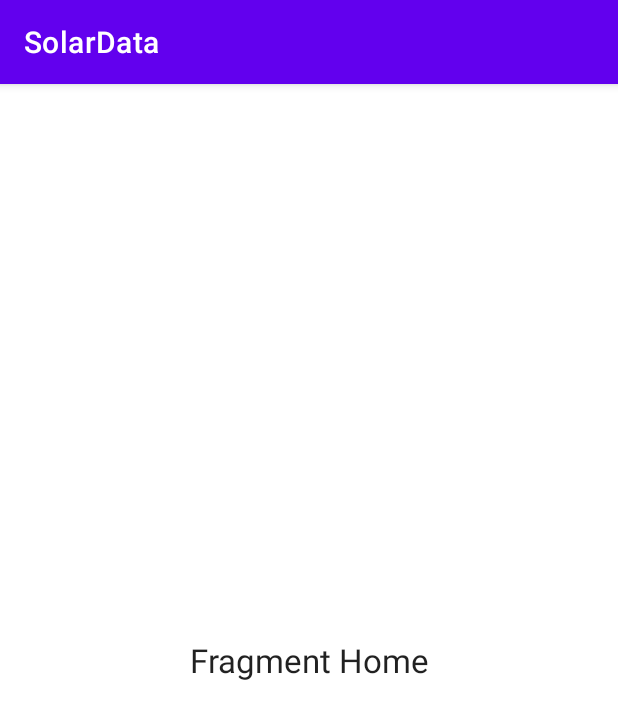
After one commit to cfleschhut/Kotlin-Android-Training-SolarData-App, an Android app: the fragment HomeFragment shown on its own in the app's theme, on a phone screen of 412 x 824 dp. The commit adds this screen. Shown: the top 719 px of the screen. Run offline under Robolectric (Android 15) with nearby library versions, the phone set to English and light mode, and no system bars.

Commit message:
Add fragments as destinations for BottomNav menu items, extract Chart into class, activate view binding

```diff
--- a/app/build.gradle
+++ b/app/build.gradle
@@ -30,6 +30,10 @@ android {
     kotlinOptions {
         jvmTarget = '1.8'
     }
+
+    buildFeatures {
+        viewBinding true
+    }
 }
 
 dependencies {
@@ -38,6 +42,7 @@ dependencies {
     implementation 'androidx.appcompat:appcompat:1.6.1'
     implementation 'com.google.android.material:material:1.8.0'
     implementation 'androidx.constraintlayout:constraintlayout:2.1.4'
+    implementation "androidx.fragment:fragment-ktx:1.5.5"
     implementation 'com.github.PhilJay:MPAndroidChart:v3.1.0'
 
     testImplementation 'junit:junit:4.13.2'
--- /dev/null
+++ b/app/src/main/java/com/christianfleschhut/solardata/HomeFragment.kt
@@ -0,0 +1,13 @@
+package com.christianfleschhut.solardata
+
+import android.os.Bundle
+import android.view.View
+import androidx.fragment.app.Fragment
+
+class HomeFragment : Fragment(R.layout.fragment_home) {
+
+    override fun onViewCreated(view: View, savedInstanceState: Bundle?) {
+        super.onViewCreated(view, savedInstanceState)
+
+    }
+}
--- /dev/null
+++ b/app/src/main/res/layout/fragment_home.xml
@@ -0,0 +1,18 @@
+<?xml version="1.0" encoding="utf-8"?>
+<androidx.constraintlayout.widget.ConstraintLayout xmlns:android="http://schemas.android.com/apk/res/android"
+    xmlns:app="http://schemas.android.com/apk/res-auto"
+    android:layout_width="match_parent"
+    android:layout_height="match_parent">
+
+    <TextView
+        android:id="@+id/textView"
+        android:layout_width="wrap_content"
+        android:layout_height="wrap_content"
+        android:text="Fragment Home"
+        android:textAppearance="@style/TextAppearance.AppCompat.Large"
+        app:layout_constraintBottom_toBottomOf="parent"
+        app:layout_constraintEnd_toEndOf="parent"
+        app:layout_constraintStart_toStartOf="parent"
+        app:layout_constraintTop_toTopOf="parent" />
+
+</androidx.constraintlayout.widget.ConstraintLayout>
--- a/app/src/main/res/menu/navigation_menu.xml
+++ b/app/src/main/res/menu/navigation_menu.xml
@@ -1,14 +1,17 @@
 <?xml version="1.0" encoding="utf-8"?>
 <menu xmlns:android="http://schemas.android.com/apk/res/android">
     <item
+        android:id="@+id/action_home"
         android:icon="@drawable/icon_solar_power_24"
         android:title="Today" />
 
     <item
+        android:id="@+id/action_history"
         android:icon="@drawable/icon_calendar_month_24"
         android:title="History" />
 
     <item
+        android:id="@+id/action_settings"
         android:icon="@drawable/icon_person_24"
-        android:title="Profile" />
+        android:title="Account" />
 </menu>
```
Also changed, not shown: app/src/main/java/com/christianfleschhut/solardata/Chart.kt (added, +39 -0 lines), app/src/main/java/com/christianfleschhut/solardata/HistoryFragment.kt (added, +15 -0 lines), app/src/main/java/com/christianfleschhut/solardata/MainActivity.kt (+25 -25 lines), app/src/main/java/com/christianfleschhut/solardata/SettingsFragment.kt (added, +7 -0 lines), app/src/main/res/layout/activity_main.xml (+5 -4 lines), app/src/main/res/layout/fragment_history.xml (added, +59 -0 lines), app/src/main/res/layout/fragment_settings.xml (added, +18 -0 lines).
